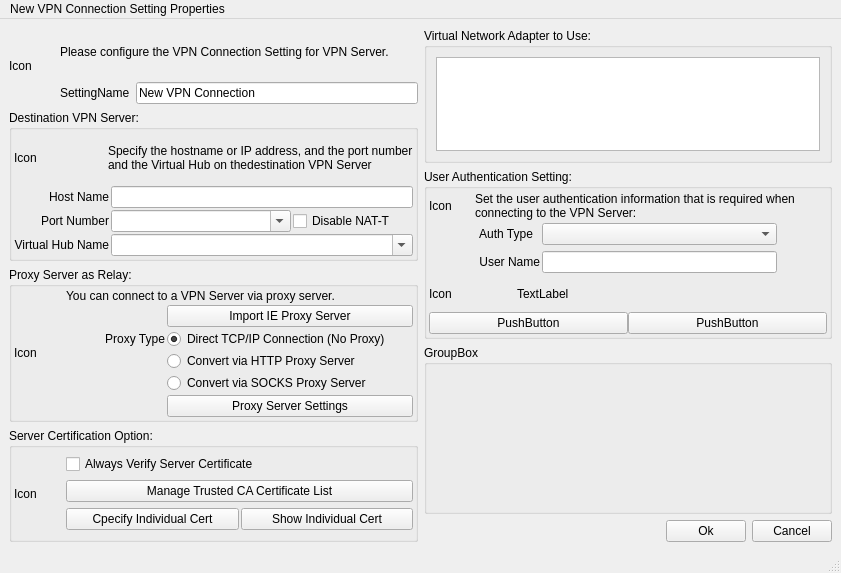
YWNlcg/SoftEtherVpnClientGui, file ui/NewVpnConnectionWindow.ui: the form before one commit.
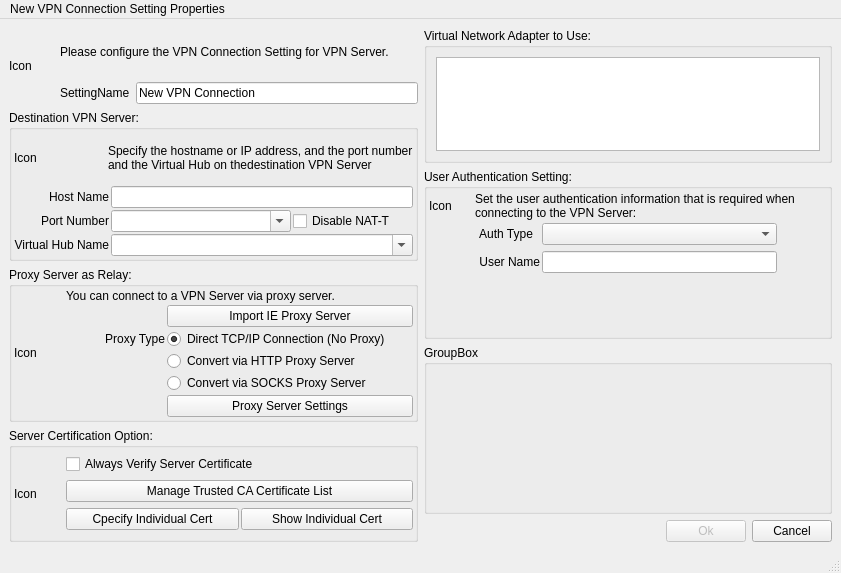
The form after the commit.

Commit message: Added check for empty fields when creating a new connection

The edit to the form file:
```diff
--- a/ui/NewVpnConnectionWindow.ui
+++ b/ui/NewVpnConnectionWindow.ui
@@ -436,49 +436,17 @@
             <number>0</number>
            </property>
            <item>
-            <layout class="QHBoxLayout" name="horizontalLayout_9" stretch="2,7">
-             <property name="spacing">
-              <number>0</number>
+            <spacer name="verticalSpacer">
+             <property name="orientation">
+              <enum>Qt::Vertical</enum>
              </property>
-             <property name="leftMargin">
-              <number>0</number>
+             <property name="sizeHint" stdset="0">
+              <size>
+               <width>20</width>
+               <height>40</height>
+              </size>
              </property>
-             <item>
-              <widget class="QLabel" name="labelIcon">
-               <property name="text">
-                <string>Icon</string>
-               </property>
-              </widget>
-             </item>
-             <item>
-              <widget class="QLabel" name="labelTitle_5">
-               <property name="text">
-                <string>TextLabel</string>
-               </property>
-              </widget>
-             </item>
-            </layout>
-           </item>
-           <item>
-            <layout class="QHBoxLayout" name="horizontalLayout_10">
-             <property name="spacing">
-              <number>0</number>
-             </property>
-             <item>
-              <widget class="QPushButton" name="pushButtonViewCertificate">
-               <property name="text">
-                <string>PushButton</string>
-               </property>
-              </widget>
-             </item>
-             <item>
-              <widget class="QPushButton" name="pushButtonSpecifyCertificate">
-               <property name="text">
-                <string>PushButton</string>
-               </property>
-              </widget>
-             </item>
-            </layout>
+            </spacer>
            </item>
           </layout>
          </item>
@@ -512,6 +480,9 @@
         </item>
         <item>
          <widget class="QPushButton" name="pushButtonOk">
+          <property name="enabled">
+           <bool>false</bool>
+          </property>
           <property name="text">
            <string>Ok</string>
           </property>
```
The commit also changes 2 other files.
